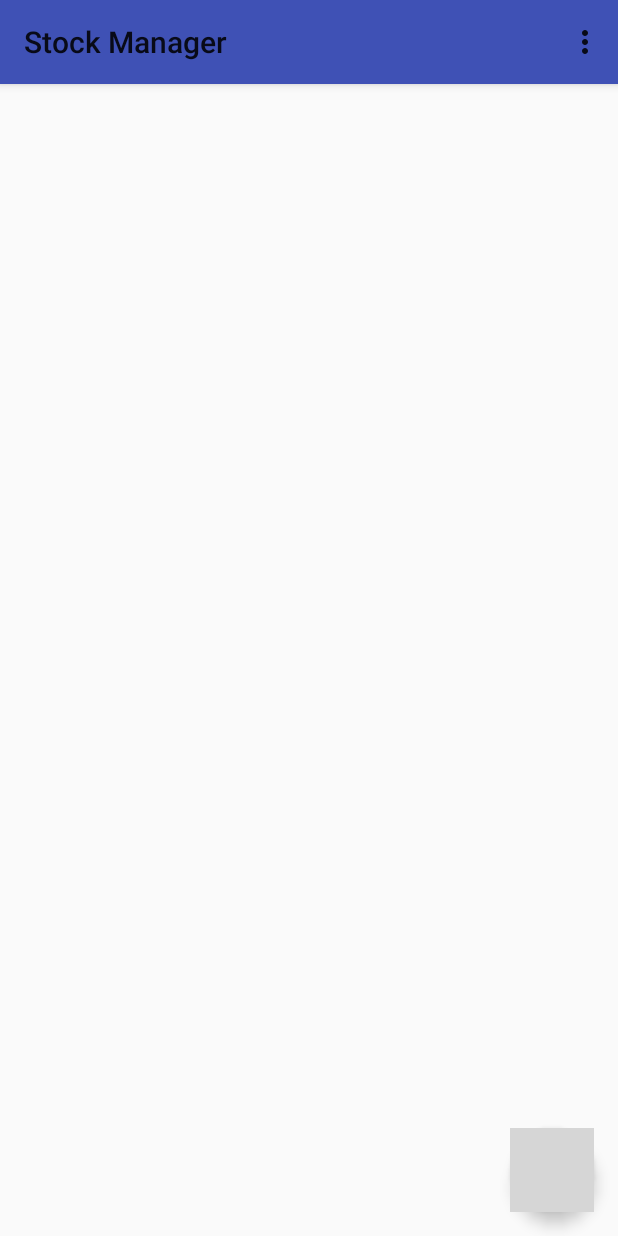
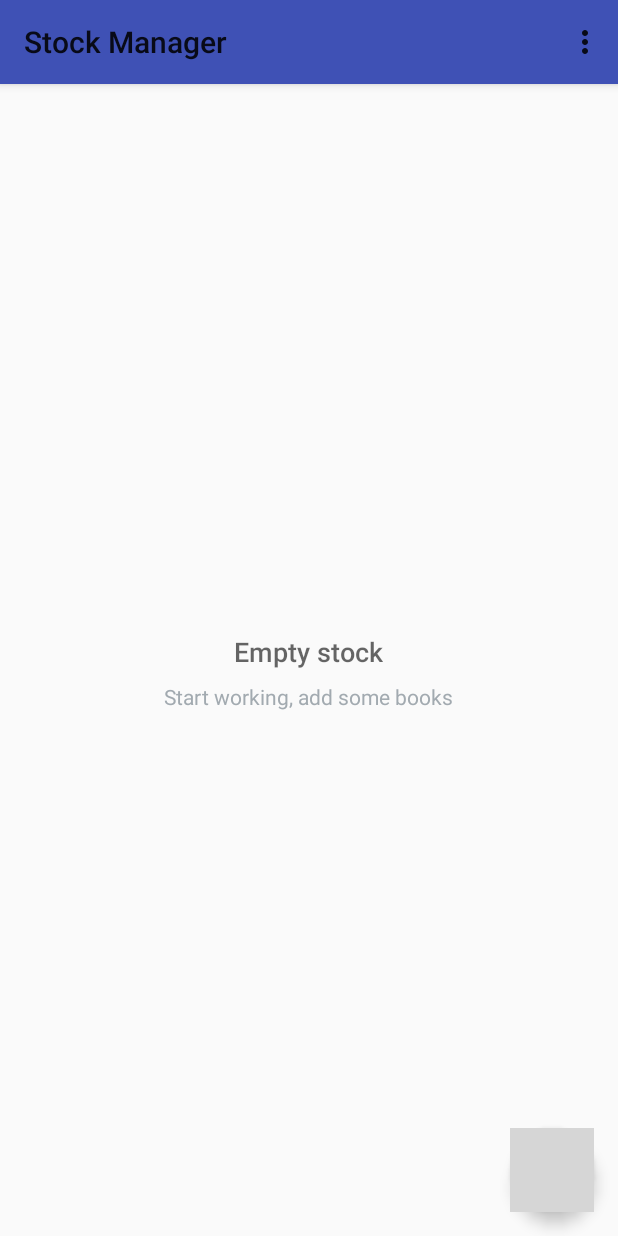
Before and after one commit to VaidotasK/StockManager, an Android app: the screen it shows after launch (MainActivity), on a phone screen of 412 x 824 dp. Run offline under Robolectric (Android 15) with nearby library versions, the phone set to English and light mode, and no system bars; grey boxes are pictures that could not be loaded.

Commit message:
Added emptyView text

```diff
--- a/app/src/main/res/layout/activity_main.xml
+++ b/app/src/main/res/layout/activity_main.xml
@@ -11,6 +11,38 @@
         android:layout_height="match_parent"
         android:padding="12dp" />
 
+    <!-- EmptyView for the list -->
+    <RelativeLayout
+        android:id="@+id/empty_view"
+        android:layout_width="wrap_content"
+        android:layout_height="wrap_content"
+        android:layout_centerInParent="true">
+
+        <!--TODO add image for EmptyView ex. empty book image-->
+
+        <TextView
+            android:id="@+id/empty_title_text"
+            android:layout_width="wrap_content"
+            android:layout_height="wrap_content"
+            android:layout_centerHorizontal="true"
+            android:fontFamily="sans-serif-medium"
+            android:paddingTop="16dp"
+            android:text="Empty stock"
+            android:textAppearance="?android:textAppearanceMedium" />
+
+        <TextView
+            android:id="@+id/empty_subtitle_text"
+            android:layout_width="wrap_content"
+            android:layout_height="wrap_content"
+            android:layout_below="@+id/empty_title_text"
+            android:layout_centerHorizontal="true"
+            android:fontFamily="sans-serif"
+            android:paddingTop="8dp"
+            android:text="Start working, add some books"
+            android:textAppearance="?android:textAppearanceSmall"
+            android:textColor="#A2AAB0" />
+    </RelativeLayout>
+
     <android.support.design.widget.FloatingActionButton
         android:id="@+id/fab_add"
         android:layout_width="wrap_content"
```
